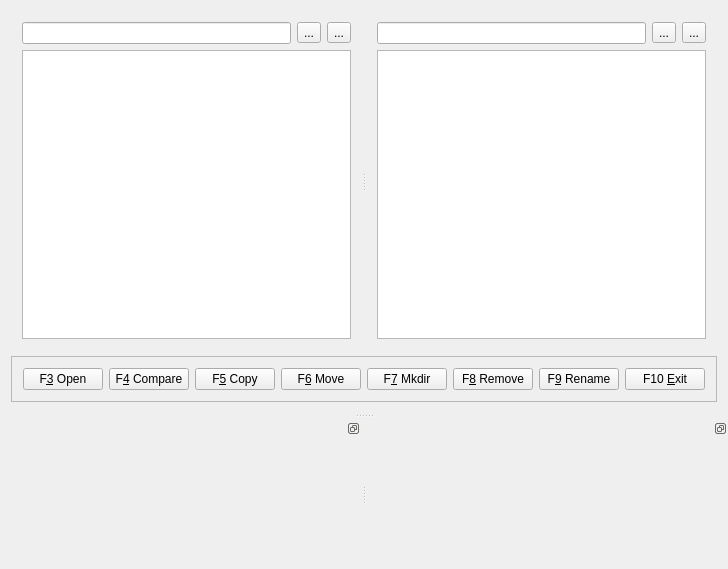
The window that mainwindow.ui (metem/MeTeM-File-Manager) describes before a commit, drawn with Qt 5.
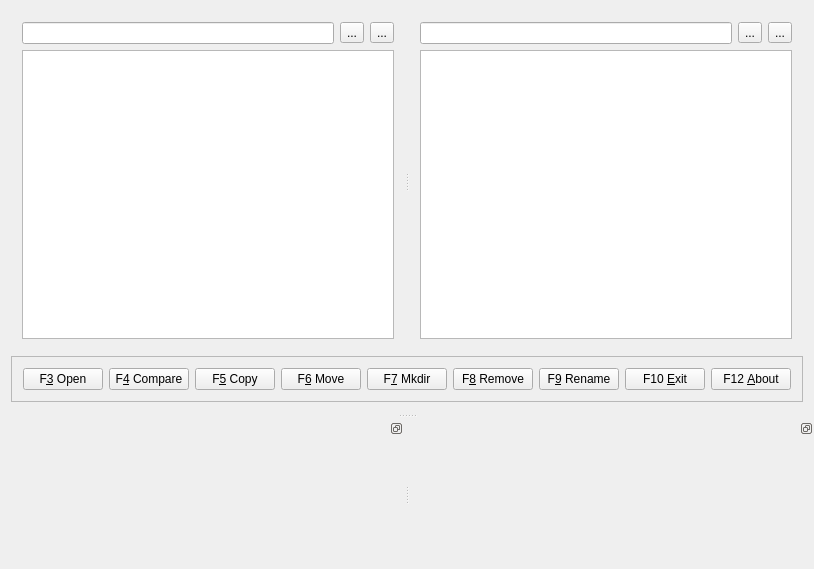
The same window after the commit. Icons and pictures are not drawn. Custom widgets are drawn as their Qt base class.

Patch:
```diff
--- a/mainwindow.ui
+++ b/mainwindow.ui
@@ -6,7 +6,7 @@
    <rect>
     <x>0</x>
     <y>0</y>
-    <width>723</width>
+    <width>809</width>
     <height>569</height>
    </rect>
   </property>
@@ -274,6 +274,13 @@
          </property>
         </widget>
        </item>
+       <item>
+        <widget class="QPushButton" name="pbAbout">
+         <property name="text">
+          <string>F12 &amp;About</string>
+         </property>
+        </widget>
+       </item>
       </layout>
      </widget>
     </item>
```
